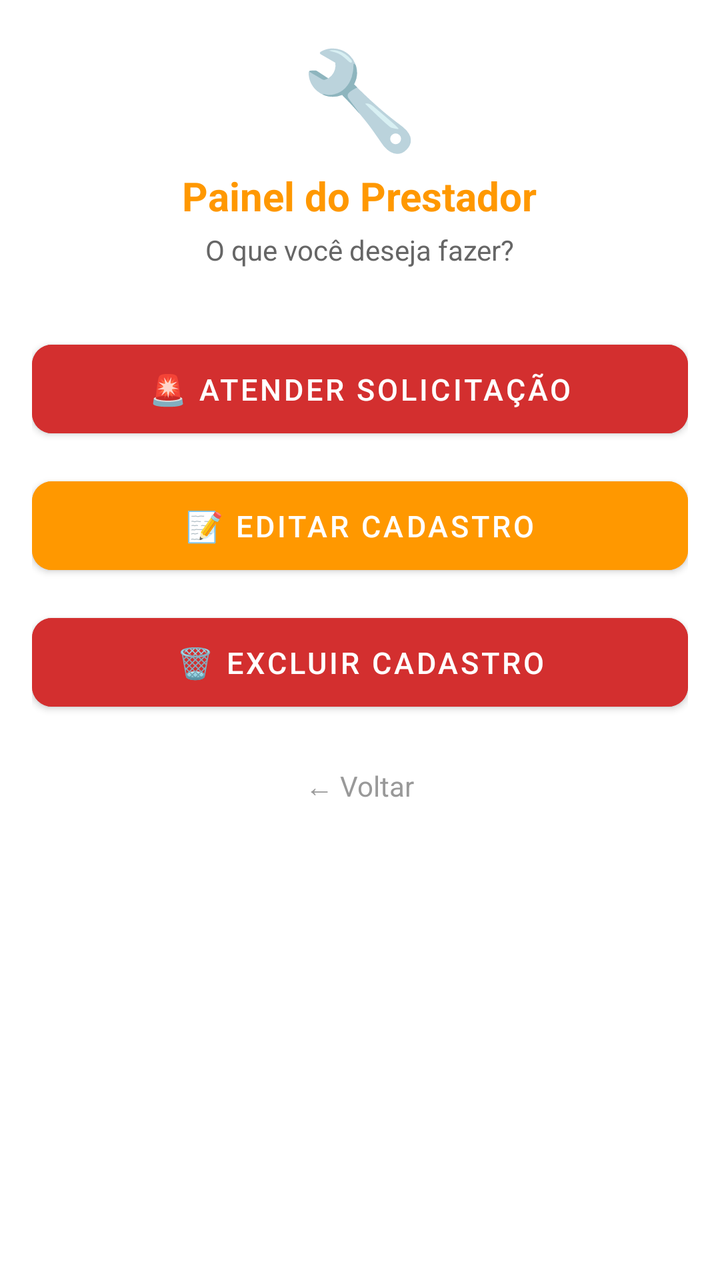
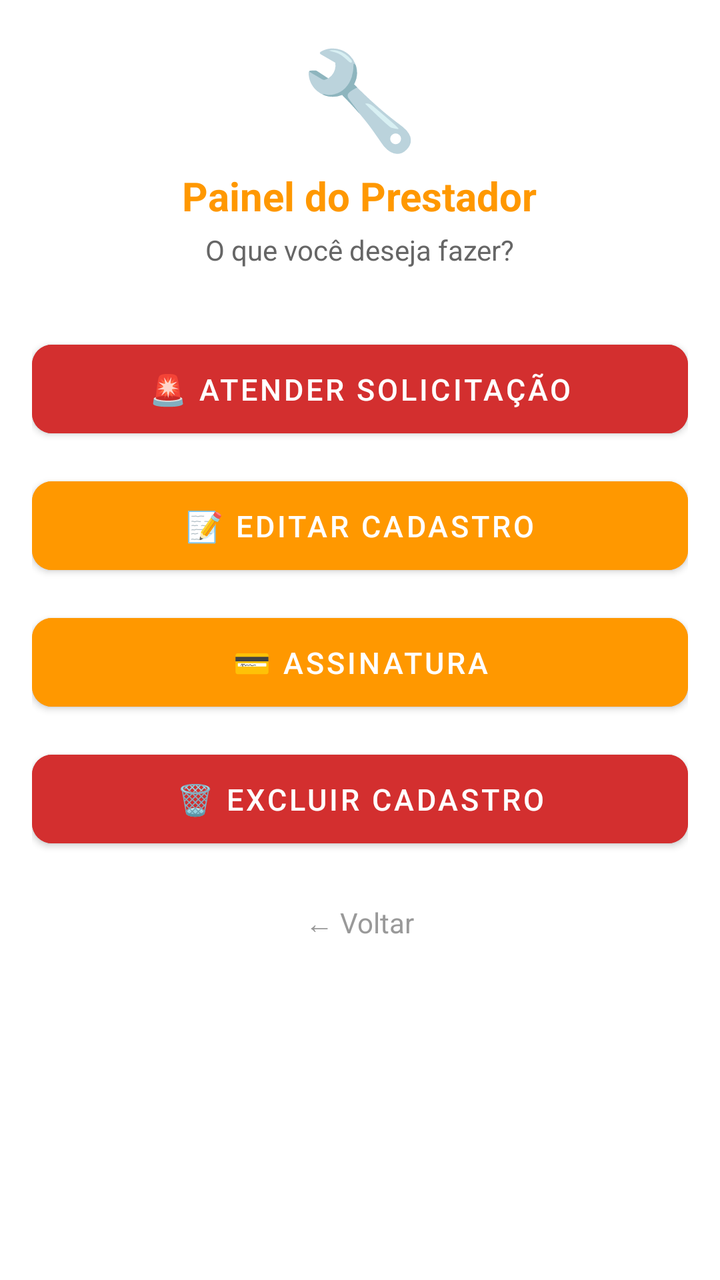

Before-and-after screenshots of an Android layout around one commit, followed by the original layout XML and the change that was made.
<!-- AndroidManifest.xml: application theme Theme.MaterialComponents.Light.NoActionBar -->
<!-- res/layout/activity_prestador_dashboard.xml -->
<?xml version="1.0" encoding="utf-8"?>
<LinearLayout xmlns:android="http://schemas.android.com/apk/res/android"
    xmlns:app="http://schemas.android.com/apk/res-auto"
    xmlns:tools="http://schemas.android.com/tools"
    android:layout_width="match_parent"
    android:layout_height="match_parent"
    android:orientation="vertical"
    android:padding="16dp"
    android:paddingTop="48dp"
    android:background="@android:color/white"
    android:fitsSystemWindows="true"
    tools:context=".PrestadorDashboardActivity">

    <LinearLayout
        android:layout_width="match_parent"
        android:layout_height="wrap_content"
        android:orientation="vertical"
        android:gravity="center_horizontal">

        <TextView
            android:layout_width="wrap_content"
            android:layout_height="wrap_content"
            android:text="🔧"
            android:textSize="48sp"
            android:layout_marginBottom="4dp" />

        <TextView
            android:layout_width="wrap_content"
            android:layout_height="wrap_content"
            android:text="Painel do Prestador"
            android:textSize="20sp"
            android:textStyle="bold"
            android:textColor="#FF9800"
            android:layout_marginBottom="4dp" />

        <TextView
            android:layout_width="wrap_content"
            android:layout_height="wrap_content"
            android:text="O que você deseja fazer?"
            android:textSize="14sp"
            android:textColor="#666666"
            android:layout_marginBottom="32dp" />

        <com.google.android.material.button.MaterialButton
            android:id="@+id/btnAtender"
            android:layout_width="match_parent"
            android:layout_height="wrap_content"
            android:padding="12dp"
            android:text="🚨 ATENDER SOLICITAÇÃO"
            android:textSize="15sp"
            android:textColor="@android:color/white"
            android:backgroundTint="#D32F2F"
            app:cornerRadius="10dp"
            android:layout_marginBottom="12dp" />

        <com.google.android.material.button.MaterialButton
            android:id="@+id/btnEditar"
            android:layout_width="match_parent"
            android:layout_height="wrap_content"
            android:padding="12dp"
            android:text="📝 EDITAR CADASTRO"
            android:textSize="15sp"
            android:textColor="@android:color/white"
            android:backgroundTint="#FF9800"
            app:cornerRadius="10dp"
            android:layout_marginBottom="12dp" />

        <com.google.android.material.button.MaterialButton
            android:id="@+id/btnExcluir"
            android:layout_width="match_parent"
            android:layout_height="wrap_content"
            android:padding="12dp"
            android:text="🗑️ EXCLUIR CADASTRO"
            android:textSize="15sp"
            android:textColor="@android:color/white"
            android:backgroundTint="#D32F2F"
            app:cornerRadius="10dp"
            android:layout_marginBottom="24dp" />

        <TextView
            android:id="@+id/btnVoltar"
            android:layout_width="wrap_content"
            android:layout_height="wrap_content"
            android:text="← Voltar"
            android:textSize="14sp"
            android:textColor="#999999"
            android:clickable="true"
            android:focusable="true"
            android:background="?attr/selectableItemBackground" />

    </LinearLayout>
</LinearLayout>
<!-- resources referenced by this layout -->
<resources>

</resources>

<!-- the commit's change to res/layout/activity_prestador_dashboard.xml (unified diff, before → after) -->
@@ -66,6 +66,18 @@
             android:layout_marginBottom="12dp" />
 
         <com.google.android.material.button.MaterialButton
+            android:id="@+id/btnAssinatura"
+            android:layout_width="match_parent"
+            android:layout_height="wrap_content"
+            android:padding="12dp"
+            android:text="💳 ASSINATURA"
+            android:textSize="15sp"
+            android:textColor="@android:color/white"
+            android:backgroundTint="#FF9800"
+            app:cornerRadius="10dp"
+            android:layout_marginBottom="12dp" />
+
+        <com.google.android.material.button.MaterialButton
             android:id="@+id/btnExcluir"
             android:layout_width="match_parent"
             android:layout_height="wrap_content"
